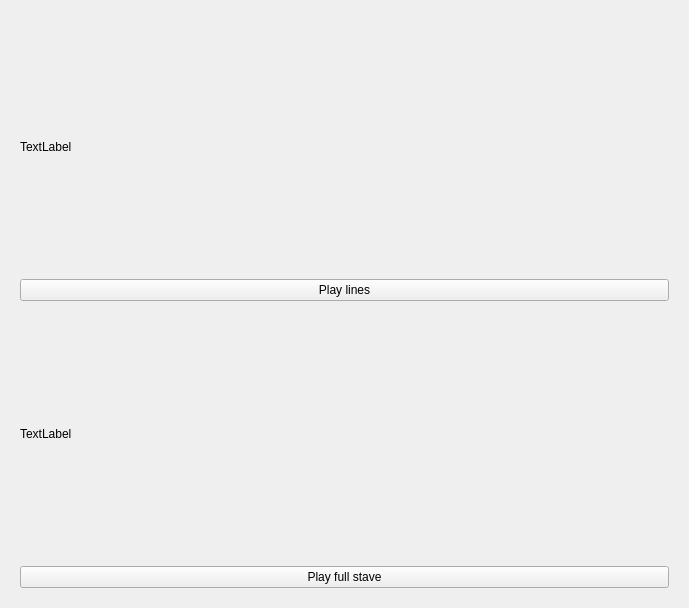
andrewreeman/staffGames, file title.ui: the form before one commit.
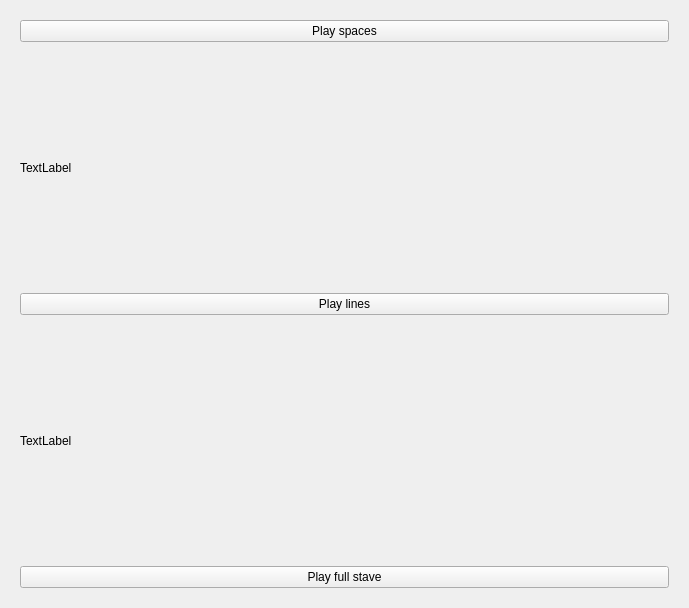
The form after the commit.

```diff
--- a/title.ui
+++ b/title.ui
@@ -68,6 +68,13 @@
      </widget>
      <widget class="QWidget" name="UserGames">
       <layout class="QVBoxLayout" name="verticalLayout_5">
+       <item>
+        <widget class="QPushButton" name="playSpaces">
+         <property name="text">
+          <string>Play spaces</string>
+         </property>
+        </widget>
+       </item>
        <item>
         <widget class="QLabel" name="userName">
          <property name="text">
```
Left out of the diff: 4 changed lines with no effect on the pictures.
